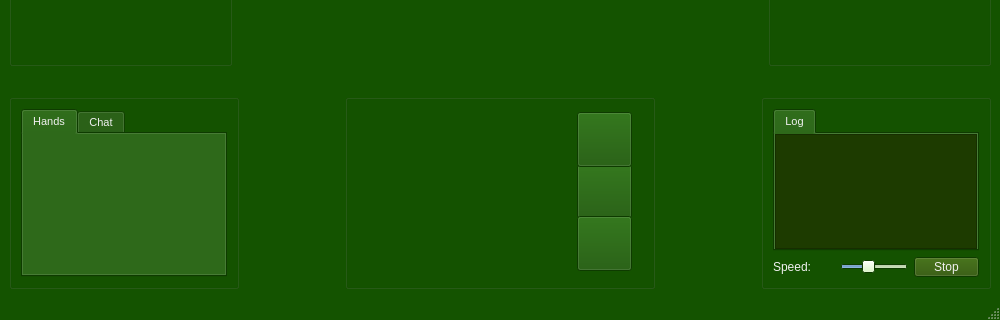
This is src/gui/qt/mainwindow.ui in pokerth/pokerth as Qt 5 draws it before an edit; both pictures show x 0 to 1000 and y 360 to 680 of the 1000 by 680 pixel window. The edited form follows.
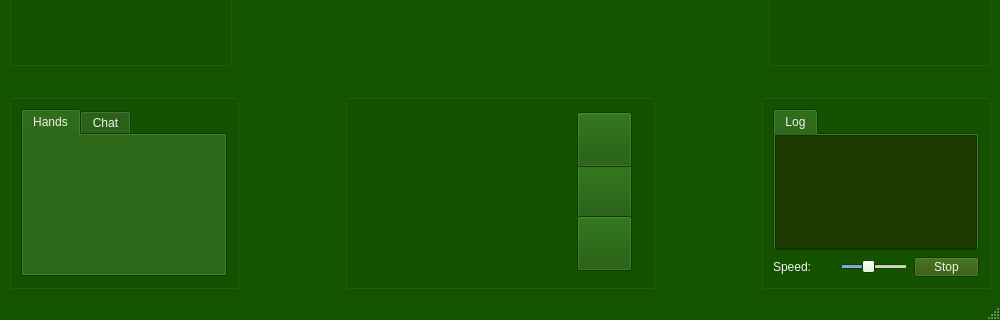
This is the edited form. Icons and pictures are not drawn. Custom widgets are drawn as their Qt base class.

Commit message: tabwidgets fontsize fix

```diff
--- a/src/gui/qt/mainwindow.ui
+++ b/src/gui/qt/mainwindow.ui
@@ -825,11 +825,6 @@
                </disabled>
               </palette>
              </property>
-             <property name="font" >
-              <font>
-               <pointsize>8</pointsize>
-              </font>
-             </property>
              <property name="tabShape" >
               <enum>QTabWidget::Rounded</enum>
              </property>
@@ -2001,11 +1996,6 @@
                </disabled>
               </palette>
              </property>
-             <property name="font" >
-              <font>
-               <pointsize>8</pointsize>
-              </font>
-             </property>
              <property name="tabShape" >
               <enum>QTabWidget::Rounded</enum>
              </property>
```
The commit also changes 1 other file.
